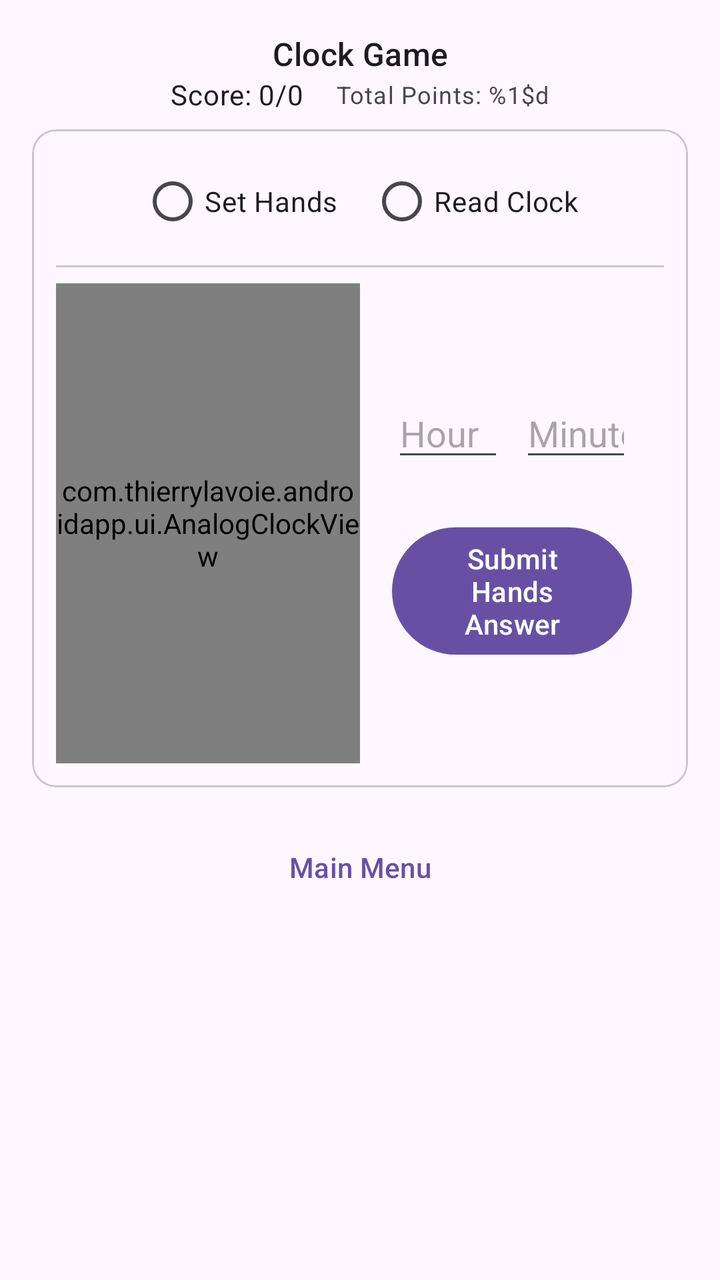
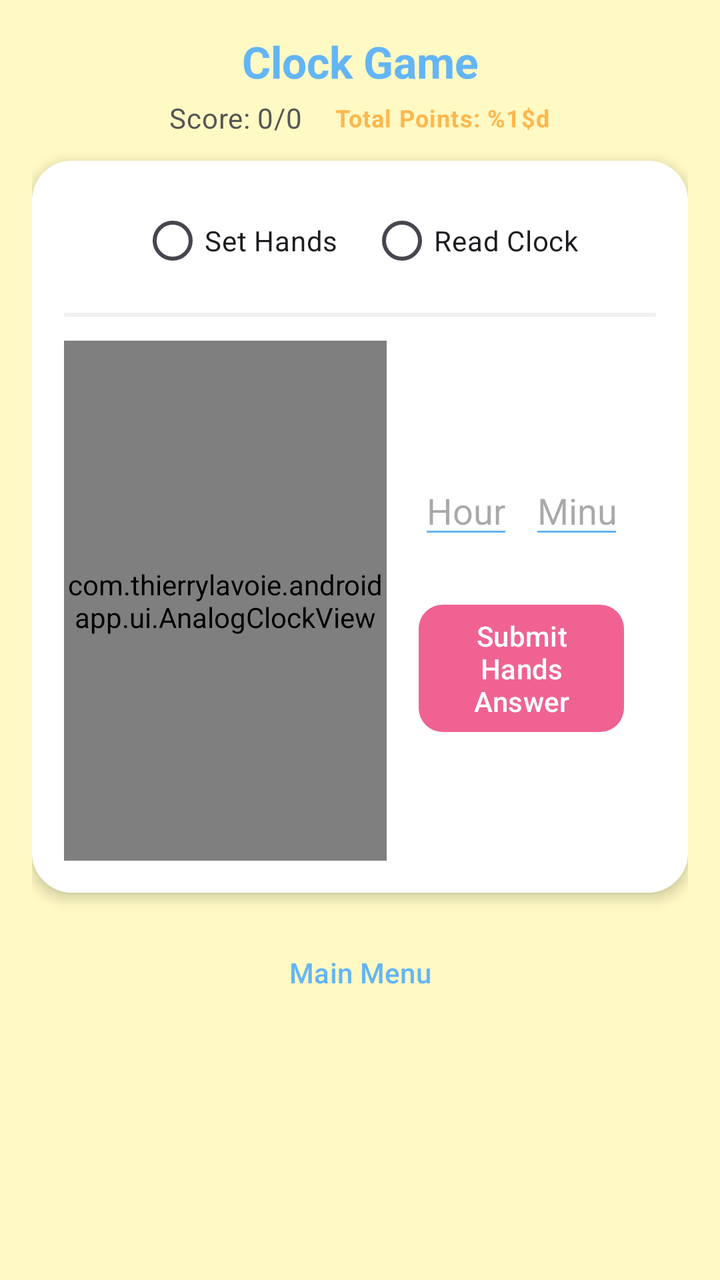

An Android layout rendered at two revisions. The XML below is the earlier revision; the diff shows what the commit changed to produce the second picture.
<!-- AndroidManifest.xml: application theme Theme.AndroidApp -->
<!-- res/layout/activity_main.xml -->
<?xml version="1.0" encoding="utf-8"?>
<ScrollView xmlns:android="http://schemas.android.com/apk/res/android"
    xmlns:app="http://schemas.android.com/apk/res-auto"
    android:layout_width="match_parent"
    android:layout_height="match_parent"
    android:background="?attr/colorSurface">

    <LinearLayout
        android:layout_width="match_parent"
        android:layout_height="wrap_content"
        android:orientation="vertical"
        android:padding="16dp">

        <TextView
            android:id="@+id/titleView"
            android:layout_width="match_parent"
            android:layout_height="wrap_content"
            android:gravity="center"
            android:text="@string/title"
            android:textAppearance="?attr/textAppearanceTitleMedium" />

        <LinearLayout
            android:layout_width="match_parent"
            android:layout_height="wrap_content"
            android:gravity="center"
            android:orientation="horizontal">
            <TextView
                android:id="@+id/scoreView"
                android:layout_width="wrap_content"
                android:layout_height="wrap_content"
                android:text="@string/score_initial"
                android:textAppearance="?attr/textAppearanceBodyMedium" />
            <TextView
                android:id="@+id/totalPointsView"
                android:layout_width="wrap_content"
                android:layout_height="wrap_content"
                android:layout_marginStart="16dp"
                android:text="@string/user_points_format"
                android:textAppearance="?attr/textAppearanceBodySmall"
                android:textColor="?attr/colorOnSurfaceVariant" />
        </LinearLayout>

        <com.google.android.material.card.MaterialCardView
            android:layout_width="match_parent"
            android:layout_height="wrap_content"
            android:layout_marginTop="8dp"
            app:cardCornerRadius="12dp"
            app:strokeColor="?attr/colorOutlineVariant"
            app:strokeWidth="1dp">

            <LinearLayout
                android:layout_width="match_parent"
                android:layout_height="wrap_content"
                android:orientation="vertical"
                android:padding="12dp">

                <RadioGroup
                    android:id="@+id/modeSelector"
                    android:layout_width="match_parent"
                    android:layout_height="wrap_content"
                    android:orientation="horizontal"
                    android:gravity="center">
                    <RadioButton android:id="@+id/modeSetHands" android:layout_width="wrap_content" android:layout_height="wrap_content" android:text="@string/mode_set_hands" />
                    <RadioButton android:id="@+id/modeReadClock" android:layout_width="wrap_content" android:layout_height="wrap_content" android:layout_marginStart="16dp" android:text="@string/mode_read_clock" />
                </RadioGroup>

                <View android:layout_width="match_parent" android:layout_height="1dp" android:background="?attr/colorOutlineVariant" android:layout_marginVertical="8dp" />

                <LinearLayout
                    android:layout_width="match_parent"
                    android:layout_height="wrap_content"
                    android:orientation="horizontal">

                    <com.thierrylavoie.androidapp.ui.AnalogClockView
                        android:id="@+id/analogClockView"
                        android:layout_width="0dp"
                        android:layout_height="240dp"
                        android:layout_weight="1" />

                    <LinearLayout
                        android:layout_width="0dp"
                        android:layout_height="match_parent"
                        android:layout_weight="1"
                        android:orientation="vertical"
                        android:paddingStart="16dp"
                        android:paddingEnd="16dp"
                        android:gravity="center_vertical">

                        <TextView
                            android:id="@+id/promptView"
                            android:layout_width="match_parent"
                            android:layout_height="wrap_content"
                            android:textAppearance="?attr/textAppearanceBodyLarge" />

                        <LinearLayout
                            android:id="@+id/readClockAnswerSection"
                            android:layout_width="match_parent"
                            android:layout_height="wrap_content"
                            android:layout_marginTop="16dp"
                            android:orientation="horizontal">
                            <EditText android:id="@+id/answerHourInput" android:layout_width="0dp" android:layout_height="wrap_content" android:layout_weight="1" android:hint="@string/hour_hint" android:inputType="number" />
                            <EditText android:id="@+id/answerMinuteInput" android:layout_width="0dp" android:layout_height="wrap_content" android:layout_marginStart="8dp" android:layout_weight="1" android:hint="@string/minute_hint" android:inputType="number" />
                        </LinearLayout>

                        <Button
                            android:id="@+id/submitButton"
                            android:layout_width="match_parent"
                            android:layout_height="wrap_content"
                            android:layout_marginTop="24dp"
                            android:text="@string/submit_hands_answer" />

                        <TextView
                            android:id="@+id/feedbackView"
                            android:layout_width="match_parent"
                            android:layout_height="wrap_content"
                            android:layout_marginTop="16dp"
                            android:textAppearance="?attr/textAppearanceBodyMedium" />
                    </LinearLayout>
                </LinearLayout>
            </LinearLayout>
        </com.google.android.material.card.MaterialCardView>

        <Button
            android:id="@+id/btnBackToMenu"
            style="@style/Widget.Material3.Button.TextButton"
            android:layout_width="match_parent"
            android:layout_height="wrap_content"
            android:layout_marginTop="16dp"
            android:text="@string/btn_back_to_menu" />

    </LinearLayout>
</ScrollView>
<!-- resources referenced by this layout -->
<resources>
  <string name="btn_back_to_menu">Main Menu</string>
  <string name="hour_hint">Hour</string>
  <string name="minute_hint">Minute</string>
  <string name="mode_read_clock">Read Clock</string>
  <string name="mode_set_hands">Set Hands</string>
  <string name="score_initial">Score: 0/0</string>
  <string name="submit_hands_answer">Submit Hands Answer</string>
  <string name="title">Clock Game</string>
  <string name="user_points_format">Total Points: %1$d</string>
  <style name="Theme.AndroidApp" parent="Theme.Material3.DayNight">
          <item name="android:statusBarColor" tools:targetApi="l">@android:color/transparent</item>
      </style>
</resources>

<!-- the commit's change to res/layout/activity_main.xml (unified diff, before → after) -->
@@ -3,7 +3,7 @@
     xmlns:app="http://schemas.android.com/apk/res-auto"
     android:layout_width="match_parent"
     android:layout_height="match_parent"
-    android:background="?attr/colorSurface">
+    android:background="@color/surface_kid">
 
     <LinearLayout
         android:layout_width="match_parent"
@@ -17,19 +17,23 @@
             android:layout_height="wrap_content"
             android:gravity="center"
             android:text="@string/title"
-            android:textAppearance="?attr/textAppearanceTitleMedium" />
+            android:textAppearance="?attr/textAppearanceTitleLarge"
+            android:textColor="@color/playful_blue"
+            android:textStyle="bold" />
 
         <LinearLayout
             android:layout_width="match_parent"
             android:layout_height="wrap_content"
             android:gravity="center"
-            android:orientation="horizontal">
+            android:orientation="horizontal"
+            android:layout_marginTop="4dp">
             <TextView
                 android:id="@+id/scoreView"
                 android:layout_width="wrap_content"
                 android:layout_height="wrap_content"
                 android:text="@string/score_initial"
-                android:textAppearance="?attr/textAppearanceBodyMedium" />
+                android:textAppearance="?attr/textAppearanceBodyMedium"
+                android:textColor="#555555" />
             <TextView
                 android:id="@+id/totalPointsView"
                 android:layout_width="wrap_content"
@@ -37,22 +41,24 @@
                 android:layout_marginStart="16dp"
                 android:text="@string/user_points_format"
                 android:textAppearance="?attr/textAppearanceBodySmall"
-                android:textColor="?attr/colorOnSurfaceVariant" />
+                android:textColor="@color/energetic_orange"
+                android:textStyle="bold" />
         </LinearLayout>
 
         <com.google.android.material.card.MaterialCardView
             android:layout_width="match_parent"
             android:layout_height="wrap_content"
-            android:layout_marginTop="8dp"
-            app:cardCornerRadius="12dp"
-            app:strokeColor="?attr/colorOutlineVariant"
-            app:strokeWidth="1dp">
+            android:layout_marginTop="12dp"
+            app:cardCornerRadius="20dp"
+            app:strokeWidth="0dp"
+            app:cardElevation="4dp">
 
             <LinearLayout
                 android:layout_width="match_parent"
                 android:layout_height="wrap_content"
                 android:orientation="vertical"
-                android:padding="12dp">
+                android:padding="16dp"
+                android:background="#FFFFFF">
 
                 <RadioGroup
                     android:id="@+id/modeSelector"
@@ -60,11 +66,11 @@
                     android:layout_height="wrap_content"
                     android:orientation="horizontal"
                     android:gravity="center">
-                    <RadioButton android:id="@+id/modeSetHands" android:layout_width="wrap_content" android:layout_height="wrap_content" android:text="@string/mode_set_hands" />
-                    <RadioButton android:id="@+id/modeReadClock" android:layout_width="wrap_content" android:layout_height="wrap_content" android:layout_marginStart="16dp" android:text="@string/mode_read_clock" />
+                    <RadioButton android:id="@+id/modeSetHands" android:layout_width="wrap_content" android:layout_height="wrap_content" android:text="@string/mode_set_hands" android:buttonTint="@color/playful_blue" />
+                    <RadioButton android:id="@+id/modeReadClock" android:layout_width="wrap_content" android:layout_height="wrap_content" android:layout_marginStart="16dp" android:text="@string/mode_read_clock" android:buttonTint="@color/playful_blue" />
                 </RadioGroup>
 
-                <View android:layout_width="match_parent" android:layout_height="1dp" android:background="?attr/colorOutlineVariant" android:layout_marginVertical="8dp" />
+                <View android:layout_width="match_parent" android:layout_height="2dp" android:background="#F0F0F0" android:layout_marginVertical="12dp" />
 
                 <LinearLayout
                     android:layout_width="match_parent"
@@ -74,8 +80,8 @@
                     <com.thierrylavoie.androidapp.ui.AnalogClockView
                         android:id="@+id/analogClockView"
                         android:layout_width="0dp"
-                        android:layout_height="240dp"
-                        android:layout_weight="1" />
+                        android:layout_height="260dp"
+                        android:layout_weight="1.2" />
 
                     <LinearLayout
                         android:layout_width="0dp"
@@ -90,7 +96,9 @@
                             android:id="@+id/promptView"
                             android:layout_width="match_parent"
                             android:layout_height="wrap_content"
-                            android:textAppearance="?attr/textAppearanceBodyLarge" />
+                            android:textAppearance="?attr/textAppearanceBodyLarge"
+                            android:textColor="#333333"
+                            android:textStyle="bold" />
 
                         <LinearLayout
                             android:id="@+id/readClockAnswerSection"
@@ -98,8 +106,8 @@
                             android:layout_height="wrap_content"
                             android:layout_marginTop="16dp"
                             android:orientation="horizontal">
-                            <EditText android:id="@+id/answerHourInput" android:layout_width="0dp" android:layout_height="wrap_content" android:layout_weight="1" android:hint="@string/hour_hint" android:inputType="number" />
-                            <EditText android:id="@+id/answerMinuteInput" android:layout_width="0dp" android:layout_height="wrap_content" android:layout_marginStart="8dp" android:layout_weight="1" android:hint="@string/minute_hint" android:inputType="number" />
+                            <EditText android:id="@+id/answerHourInput" android:layout_width="0dp" android:layout_height="wrap_content" android:layout_weight="1" android:hint="@string/hour_hint" android:inputType="number" android:backgroundTint="@color/playful_blue" />
+                            <EditText android:id="@+id/answerMinuteInput" android:layout_width="0dp" android:layout_height="wrap_content" android:layout_marginStart="8dp" android:layout_weight="1" android:hint="@string/minute_hint" android:inputType="number" android:backgroundTint="@color/playful_blue" />
                         </LinearLayout>
 
                         <Button
@@ -107,14 +115,18 @@
                             android:layout_width="match_parent"
                             android:layout_height="wrap_content"
                             android:layout_marginTop="24dp"
-                            android:text="@string/submit_hands_answer" />
+                            android:text="@string/submit_hands_answer"
+                            app:backgroundTint="@color/vibrant_pink"
+                            android:textColor="@android:color/white"
+                            app:cornerRadius="12dp" />
 
                         <TextView
                             android:id="@+id/feedbackView"
                             android:layout_width="match_parent"
                             android:layout_height="wrap_content"
                             android:layout_marginTop="16dp"
-                            android:textAppearance="?attr/textAppearanceBodyMedium" />
+                            android:textAppearance="?attr/textAppearanceBodyMedium"
+                            android:gravity="center" />
                     </LinearLayout>
                 </LinearLayout>
             </LinearLayout>
@@ -126,7 +138,8 @@
             android:layout_width="match_parent"
             android:layout_height="wrap_content"
             android:layout_marginTop="16dp"
-            android:text="@string/btn_back_to_menu" />
+            android:text="@string/btn_back_to_menu"
+            android:textColor="@color/playful_blue" />
 
     </LinearLayout>
 </ScrollView>
<!-- resource entries referenced after the edit -->
@@ -1,5 +1,9 @@
 <!-- resources referenced by this layout -->
 <resources>
+  <color name="energetic_orange">#FFB74D</color>
+  <color name="playful_blue">#64B5F6</color>
+  <color name="surface_kid">#FFF9C4</color>
+  <color name="vibrant_pink">#F06292</color>
   <string name="btn_back_to_menu">Main Menu</string>
   <string name="hour_hint">Hour</string>
   <string name="minute_hint">Minute</string>
@@ -11,6 +15,14 @@
   <string name="user_points_format">Total Points: %1$d</string>
   <style name="Theme.AndroidApp" parent="Theme.Material3.DayNight">
           <item name="android:statusBarColor" tools:targetApi="l">@android:color/transparent</item>
+  
+          <item name="colorPrimary">@color/playful_blue</item>
+          <item name="colorSecondary">@color/energetic_orange</item>
+          <item name="colorSurface">@color/surface_kid</item>
+          <item name="android:windowBackground">@color/surface_kid</item>
+  
+          
+          <item name="colorSurfaceVariant">#FFFFFF</item>
       </style>
 </resources>
 
